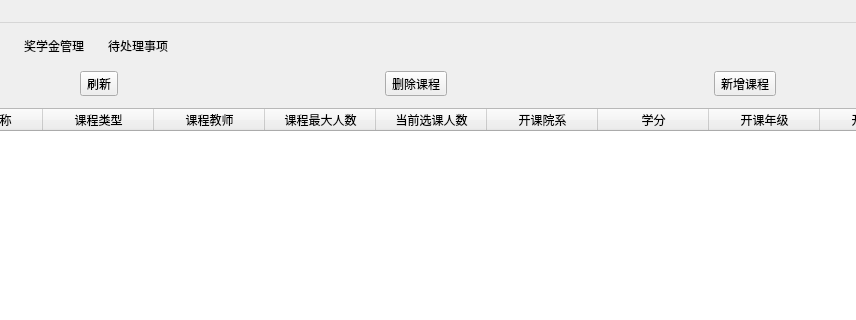
shiyu-coder/Student-information-management-system, file adminwindow.ui: the form before one commit; both pictures show x 189 to 1045 and y 0 to 320 of the 1532 by 706 pixel window.
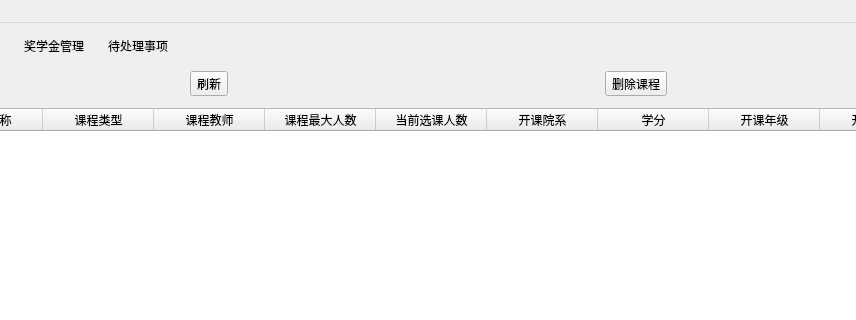
The form after the commit. Icons and pictures are not drawn.

Commit message: 删去“新增课程”功能

Diff of the .ui file:
```diff
--- a/adminwindow.ui
+++ b/adminwindow.ui
@@ -180,17 +180,6 @@
          </property>
         </widget>
        </item>
-       <item>
-        <widget class="QToolButton" name="AddLessonButton">
-         <property name="styleSheet">
-          <string notr="true">background-color: rgba(255, 255, 255, 0);border:2px solid white;border-radius:10px;
-hover{ background-color: rgba(255, 255, 255, 150);border:2px solid white;border-radius:10px;background-color: rgba(255, 255, 255, 150);border:2px solid white;border-radius:10px;}</string>
-         </property>
-         <property name="text">
-          <string>新增课程</string>
-         </property>
-        </widget>
-       </item>
       </layout>
      </widget>
     </widget>
```
The commit also changes 1 other file.
